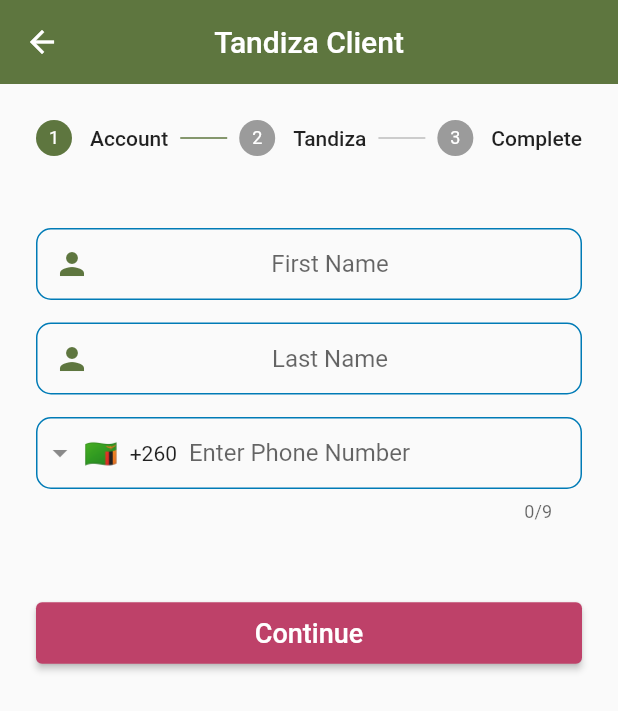
After one commit to kataim/tandiza_zambia, a Flutter app: the screen it shows after launch, after a tap on "Tandiza Client", on a phone screen of 412 x 824 dp. The commit adds this screen. Shown: the top 711 px of the screen. Run offline on Flutter 3.47's test engine with Material 2 defaults, Android fonts, the phone set to English and light mode, and no system bars; drawn by our look-alikes of intl_phone_field.

Commit message:
Added NRC limitation and also added an existing client portal

```diff
--- a/lib/main.dart
+++ b/lib/main.dart
@@ -1,4 +1,5 @@
 import 'package:flutter/material.dart';
+import 'package:tandiza/screens/existing_client_registration_screen.dart';
 import 'package:tandiza/screens/registration_screen.dart';
 import 'package:tandiza/screens/welcome_screen.dart';
 import 'package:tandiza/utilities/settings.dart';
@@ -18,6 +19,7 @@ class MyApp extends StatelessWidget {
       theme: ThemeData(
           elevatedButtonTheme: ElevatedButtonThemeData(
               style: ElevatedButton.styleFrom(
+                textStyle: TextStyle(color: Colors.white),
                   padding:
                       const EdgeInsets.symmetric(horizontal: 20, vertical: 10),
                   backgroundColor: kSecondaryColour,
@@ -29,7 +31,8 @@ class MyApp extends StatelessWidget {
           )),
       home: const WelcomeScreen(),
       routes: {
-        RegistrationScreen.id : (context) => RegistrationScreen()
+        RegistrationScreen.id : (context) => RegistrationScreen(),
+        ExistingClientRegistrationScreen.id: (context) => ExistingClientRegistrationScreen()
       },
     );
   }
--- /dev/null
+++ b/lib/screens/existing_client_registration_screen.dart
@@ -0,0 +1,309 @@
+import 'package:flutter/material.dart';
+import '../utilities/settings.dart';
+import '../widgets/upload_documents_widget.dart';
+import 'package:intl_phone_field/intl_phone_field.dart';
+
+class ExistingClientRegistrationScreen extends StatefulWidget {
+  ExistingClientRegistrationScreen({Key? key}) : super(key: key);
+  static const String id = 'existing_client_registration_screen';
+
+  @override
+  State<ExistingClientRegistrationScreen> createState() =>
+      _ExistingClientRegistrationScreenState();
+}
+
+class _ExistingClientRegistrationScreenState
+    extends State<ExistingClientRegistrationScreen> {
+  int currentStep = 0;
+  final Validation _validation = Validation();
+  final GlobalKey<FormState> _formKeyAccount = GlobalKey<FormState>();
+  final GlobalKey<FormState> _formKeyTandiza = GlobalKey<FormState>();
+  late String phoneNumber;
+  late String phoneIsoCode;
+  bool visible = false;
+  String confirmedNumber = '';
+
+  void onPhoneNumberChange(
+      String number, String internationalizedPhoneNumber, String isoCode) {
+    setState(() {
+      phoneNumber = internationalizedPhoneNumber;
+      phoneIsoCode = isoCode;
+    });
+  }
+
+  void onValidPhoneNumber(
+      String number, String internationalizedPhoneNumber, String isoCode) {
+    setState(() {
+      visible = true;
+      confirmedNumber = internationalizedPhoneNumber;
+    });
+  }
+
+  @override
+  Widget build(BuildContext context) {
+    return Scaffold(
+      appBar: AppBar(
+        elevation: 0,
+        centerTitle: true,
+        title: Text('Tandiza Client'),
+      ),
+      resizeToAvoidBottomInset: true,
+      body: Stepper(
+        controlsBuilder:
+            (BuildContext context, ControlsDetails controlsDetails) {
+          final isLastStep =
+              currentStep == getSteps(currentStep, context).length - 1;
+
+          return Container(
+            margin: const EdgeInsets.only(top: 50),
+            child: Row(
+              children: [
+                Expanded(
+                    child: ElevatedButton(
+                  onPressed: controlsDetails.onStepContinue,
+                  child: Text(
+                    isLastStep ? 'Confirm' : 'Continue',
+                    style: TextStyle(
+                        color: kWhiteColour,
+                        fontSize: 18,
+                        fontWeight: FontWeight.w500),
+                  ),
+                )),
+                const SizedBox(
+                  height: 15,
+                ),
+                if (currentStep != 0)
+                  Expanded(
+                      child: TextButton(
+                    onPressed: controlsDetails.onStepCancel,
+                    child: Text('Cancel',
+                        style: TextStyle(
+                            fontSize: 18, fontWeight: FontWeight.w500)),
+                  )),
+              ],
+            ),
+          );
+        },
+        onStepTapped: (step) {
+          setState(() {
+            currentStep = step;
+          });
+        },
+        onStepCancel: () {
+          if (currentStep != 0) {
+            setState(() {
+              currentStep = currentStep - 1;
+            });
+          }
+        },
+        onStepContinue: () {
+          final isLastStep =
+              currentStep == getSteps(currentStep, context).length - 1;
+
+          if (isLastStep && _formKeyTandiza.currentState!.validate()) {
+            //TODO register the user and navigate to the dashboard
+          } else {
+            setState(() {
+              currentStep = currentStep + 1;
+            });
+          }
+        },
+        currentStep: currentStep,
+        elevation: 0,
+        type: StepperType.horizontal,
+        steps: getSteps(currentStep, context),
+      ),
+    );
+  }
+
+  List<Step> getSteps(int currentStep, BuildContext context) {
+    return <Step>[
+      Step(
+          state: currentStep > 0 ? StepState.complete : StepState.indexed,
+          isActive: currentStep >= 0,
+          title: const Text('Account'),
+          content: Form(
+            key: _formKeyAccount,
+            child: Column(
+              children: [
+                TextFormField(
+                  validator: _validation.validateName,
+                  //_validateName,
+                  onChanged: (value) {},
+                  textCapitalization: TextCapitalization.words,
+                  textAlign: TextAlign.center,
+                  keyboardType: TextInputType.text,
+                  cursorColor: kPrimaryColour,
+                  decoration: kTextFieldDecoration.copyWith(
+                      hintText: 'First Name',
+                      prefixIcon: Icon(
+                        Icons.person,
+                        color: Theme.of(context).primaryColorDark,
+                      )),
+                ),
+                const SizedBox(
+                  height: 15,
+                ),
+                TextFormField(
+                  validator: _validation.validateName,
+                  //_validateName,
+                  onChanged: (value) {},
+                  textCapitalization: TextCapitalization.words,
+                  textAlign: TextAlign.center,
+                  keyboardType: TextInputType.text,
+                  cursorColor: kPrimaryColour,
+                  decoration: kTextFieldDecoration.copyWith(
+                      hintText: 'Last Name',
+                      prefixIcon: Icon(
+                        Icons.person,
+                        color: Theme.of(context).primaryColorDark,
+                      )),
+                ),
+                const SizedBox(
+                  height: 15,
+                ),
+                IntlPhoneField(
+                  onChanged: (phone) {
+                    setState(() {
+                      phoneNumber = phone.completeNumber;
+                    });
+                  },
+                  initialCountryCode: 'ZM',
+                  decoration: kTextFieldDecoration.copyWith(
+                      hintText: 'Enter Phone Number',
+                      prefixIcon: Icon(
+                        Icons.phone,
+                        color: kSecondaryColour,
+                      )),
+                ),
+              ],
+            ),
+          )),
+      Step(
+          state: currentStep > 1 ? StepState.complete : StepState.indexed,
+          isActive: currentStep >= 1,
+          title: const Text('Tandiza'),
+          content: Form(
+            key: _formKeyTandiza,
+            child: Column(
+              children: [
+                TextFormField(
+                  validator: null,
+                  //_validateName,
+                  onChanged: (value) {},
+                  textCapitalization: TextCapitalization.words,
+                  textAlign: TextAlign.center,
+                  keyboardType: TextInputType.number,
+                  cursorColor: kPrimaryColour,
+                  decoration: kTextFieldDecoration.copyWith(
+                      hintText: 'Client Number',
+                      prefixIcon: Icon(
+                        Icons.numbers,
+                        color: Theme.of(context).primaryColorDark,
+                      )),
+                ),
+                const SizedBox(
+                  height: 15,
+                ),
+                Row(
+                  children: [
+                    Expanded(
+                      flex: 3,
+                      child: TextFormField(
+                        textInputAction: TextInputAction.next,
+                        maxLength: 6,
+                        validator: null,
+                        //_validateName,
+                        onChanged: (value) {},
+                        textCapitalization: TextCapitalization.words,
+                        textAlign: TextAlign.center,
+                        keyboardType: TextInputType.number,
+                        cursorColor: kPrimaryColour,
+                        decoration: kTextFieldDecoration.copyWith(
+                            hintText: 'NRC Number',
+                            prefixIcon: Icon(
+                              Icons.account_circle,
+                              color: Theme.of(context).primaryColorDark,
+                            )),
+                      ),
+                    ),
+                    SizedBox(width: 10,),
+                    Expanded(
+                      flex: 1,
+                      child: TextFormField(
+                        maxLength: 2,
+                        validator: null,
+                        //_validateName,
+                        onChanged: (value) {},
+                        textCapitalization: TextCapitalization.words,
+                        textAlign: TextAlign.center,
+                        keyboardType: TextInputType.number,
+                        cursorColor: kPrimaryColour,
+                        decoration: kTextFieldDecoration.copyWith(
+                          hintText: ''
+                        ),
+                      ),
+                    ),
+                    SizedBox(width: 10,),
+                    Expanded(
+                      flex: 1,
+                      child: TextFormField(
+                        maxLength: 1,
+                        validator: null,
+                        //_validateName,
+                        onChanged: (value) {},
+                        textCapitalization: TextCapitalization.words,
+                        textAlign: TextAlign.center,
+                        keyboardType: TextInputType.number,
+                        cursorColor: kPrimaryColour,
+                        decoration: kTextFieldDecoration.copyWith(
+                            hintText: ''
+                        ),
+                      ),
+                    )
+                  ],
+                ),
+                const SizedBox(
+                  height: 15,
+                ),
+                TextFormField(
+                  validator: null,
+                  //_validateName,
+                  onChanged: (value) {},
+                  textCapitalization: TextCapitalization.words,
+                  textAlign: TextAlign.center,
+                  keyboardType: TextInputType.text,
+                  cursorColor: kPrimaryColour,
+                  decoration: kTextFieldDecoration.copyWith(
+                      hintText: 'Date of birth',
+                      prefixIcon: Icon(
+                        Icons.calendar_month_sharp,
+                        color: Theme.of(context).primaryColorDark,
+                      )),
+                ),
+              ],
+            ),
+          )),
+      Step(
+          state: currentStep > 2 ? StepState.complete : StepState.indexed,
+          isActive: currentStep >= 2,
+          title: const Text('Complete'),
+          content: const UploadDocuments())
+      /*Step(
+          state : currentStep > 2 ? StepState.complete : StepState.indexed,
+          isActive: currentStep >= 2,
+          title: const Text('NRC'),
+          content: const UploadDocuments()),
+      Step(
+          state : currentStep > 3 ? StepState.complete : StepState.indexed,
+          isActive: currentStep >= 3,
+          title: const Text('Payslip'),
+          content: const UploadDocuments()),
+      Step(
+          state : currentStep > 4 ? StepState.complete : StepState.indexed,
+          isActive: currentStep >= 4,
+          title: const Text('Photo'),
+          content: const UploadDocuments()),*/
+    ];
+  }
+}
--- a/lib/screens/registration_screen.dart
+++ b/lib/screens/registration_screen.dart
@@ -23,9 +23,7 @@ class _RegistrationScreenState extends State<RegistrationScreen> {
           appBar: AppBar(
             elevation: 0,
             centerTitle: true,
-            title: Text('Application Form',
-                style:
-                TextStyle(color: Theme.of(context).primaryColorDark)),
+            title: Text('New Client Sign Up'),
           ),
           resizeToAvoidBottomInset: true,
           body: Stepper(
@@ -38,13 +36,15 @@ class _RegistrationScreenState extends State<RegistrationScreen> {
                   children: [
                     Expanded(child: ElevatedButton(
                       onPressed: controlsDetails.onStepContinue,
-                      child: Text(isLastStep ? 'Confirm' : 'Continue',),
+                      child: Text(isLastStep ? 'Confirm' : 'Continue', style: TextStyle(color: kWhiteColour, fontSize: 18,
+                      fontWeight: FontWeight.w500),),
                     )),
                     const SizedBox(height: 15,),
                     if(currentStep != 0)
                       Expanded(child: TextButton(
                         onPressed: controlsDetails.onStepCancel,
-                        child: Text('Cancel',),
+                        child: Text('Cancel',style: TextStyle( fontSize: 18,
+                            fontWeight: FontWeight.w500)),
                       )),
                   ],
                 ),
--- a/lib/screens/welcome_screen.dart
+++ b/lib/screens/welcome_screen.dart
@@ -1,5 +1,6 @@
 import 'package:flutter/cupertino.dart';
 import 'package:flutter/material.dart';
+import 'package:tandiza/screens/existing_client_registration_screen.dart';
 import 'package:tandiza/screens/registration_screen.dart';
 import 'package:tandiza/utilities/settings.dart';
 
@@ -24,6 +25,29 @@ class WelcomeScreen extends StatelessWidget {
           Spacer(),
           ElevatedButton(
             onPressed: () {
+              Navigator.pushNamed(context, ExistingClientRegistrationScreen.id);
+            },
+            style: ElevatedButton.styleFrom(
+              backgroundColor: kSecondaryColour,
+              fixedSize: const Size(252, 56),
+              shape: RoundedRectangleBorder(
+                borderRadius: BorderRadius.circular(8.0),
+              ),
+            ),
+            child: const Text(
+              "Tandiza Client",
+              textAlign: TextAlign.center,
+              style: TextStyle(
+                color: Colors.white,
+                fontSize: 16,
+                fontFamily: "Texta Alt",
+                fontWeight: FontWeight.w500,
+              ),
+            ),
+          ),
+          const SizedBox(height: 15),
+          ElevatedButton(
+            onPressed: () {
               Navigator.pushNamed(context, RegistrationScreen.id);
             },
             style: ElevatedButton.styleFrom(
@@ -34,7 +58,7 @@ class WelcomeScreen extends StatelessWidget {
               ),
             ),
             child: const Text(
-              "Get started",
+              "New Client",
               textAlign: TextAlign.center,
               style: TextStyle(
                 color: Colors.white,
--- a/lib/utilities/settings.dart
+++ b/lib/utilities/settings.dart
@@ -2,8 +2,8 @@ import 'package:flutter/material.dart';
 
 const kPrimaryColour = Color(0xFF5E763F);
 const int kPrimaryColourInt = 0xFF5E763F;
-const kPrimaryLightColour = Color(0xFFBE4169);
-const kSecondaryColour = Color(0xFF007BB6);
+const kSecondaryColour = Color(0xFFBE4169);
+const kPrimaryLightColour = Color(0xFF007BB6);
 const int kSecondaryColourInt = 0xFF007BB6;
 const kWhiteColour = Color(0xffffffff);
 const kBackgroundColour = Color(0xFF1F1F1F);
@@ -41,14 +41,47 @@ const kTextFieldDecoration = InputDecoration(
   hintText: 'Enter a value',
   contentPadding: EdgeInsets.symmetric(vertical: 10.0, horizontal: 20.0),
   border: OutlineInputBorder(
-    borderRadius: BorderRadius.all(Radius.circular(32.0)),
+    borderRadius: BorderRadius.all(Radius.circular(10.0)),
   ),
   enabledBorder: OutlineInputBorder(
     borderSide: BorderSide(color: kPrimaryLightColour, width: 1.0),
-    borderRadius: BorderRadius.all(Radius.circular(32.0)),
+    borderRadius: BorderRadius.all(Radius.circular(10.0)),
   ),
   focusedBorder: OutlineInputBorder(
     borderSide: BorderSide(color: kPrimaryColour, width: 1.0),
-    borderRadius: BorderRadius.all(Radius.circular(32.0)),
+    borderRadius: BorderRadius.all(Radius.circular(10.0)),
   ),
 );
+
+class Validation  {
+
+
+  String ? validateEmail(String ? arg) {
+    String pattern =
+        r'^(([^<>()[\]\\.,;:\s@\"]+(\.[^<>()[\]\\.,;:\s@\"]+)*)|(\".+\"))@((\[[0-9]{1,3}\.[0-9]{1,3}\.[0-9]{1,3}\.[0-9]{1,3}\])|(([a-zA-Z\-0-9]+\.)+[a-zA-Z]{2,}))$';
+    RegExp regex = RegExp(pattern);
+    if (!regex.hasMatch(arg??'')) {
+      return 'Email has invalid characters';
+    } else if (arg!.isEmpty) {
+      return "Email can't be empty";
+    } else {
+      return null;
+    }
+  }
+
+  String ? validatePassword(String ? arg) {
+    if (arg!.length < 6) {
+      return 'Password is too short';
+    } else {
+      return null;
+    }
+  }
+
+  String ? validateName(String ? arg) {
+    if (arg!.length < 2) {
+      return 'Name is too short';
+    } else {
+      return null;
+    }
+  }
+}
--- a/pubspec.yaml
+++ b/pubspec.yaml
@@ -35,6 +35,7 @@ dependencies:
   # The following adds the Cupertino Icons font to your application.
   # Use with the CupertinoIcons class for iOS style icons.
   cupertino_icons: ^1.0.2
+  intl_phone_field: ^3.1.0
 
 dev_dependencies:
   flutter_test:
```
Also changed, not shown: pubspec.lock, 3 other files.
